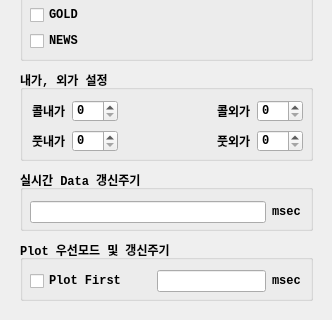
First picture: the form in UI/realtimeitem.ui, repository skygoldfish/SkyBot, before the edit; both pictures show x 0 to 332 and y 590 to 910 of the 332 by 910 pixel window.
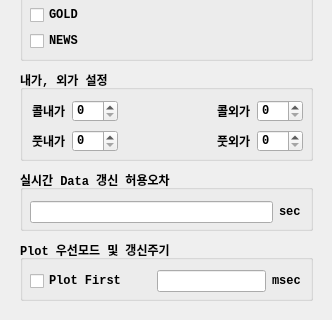
Second picture: the form after the edit.

Commit message: 소스정리

```diff
--- a/UI/realtimeitem.ui
+++ b/UI/realtimeitem.ui
@@ -456,9 +456,9 @@
     </font>
    </property>
    <property name="title">
-    <string>실시간 Data 갱신주기</string>
+    <string>실시간 Data 갱신 허용오차</string>
    </property>
-   <widget class="QWidget" name="">
+   <widget class="QWidget" name="layoutWidget">
     <property name="geometry">
      <rect>
       <x>10</x>
@@ -484,7 +484,7 @@
         </font>
        </property>
        <property name="text">
-        <string>msec</string>
+        <string>sec</string>
        </property>
       </widget>
      </item>
```
Left out of the diff: 6 changed lines with no effect on the pictures. The commit also changes 2 other files.
